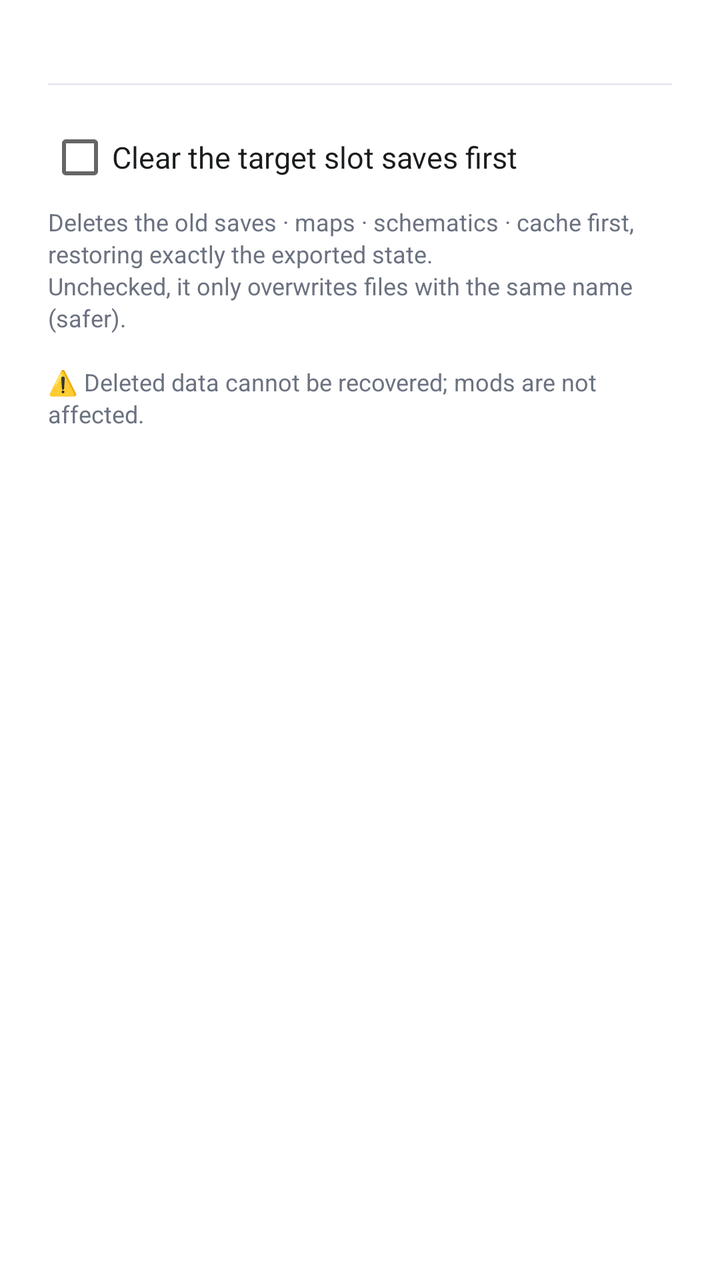
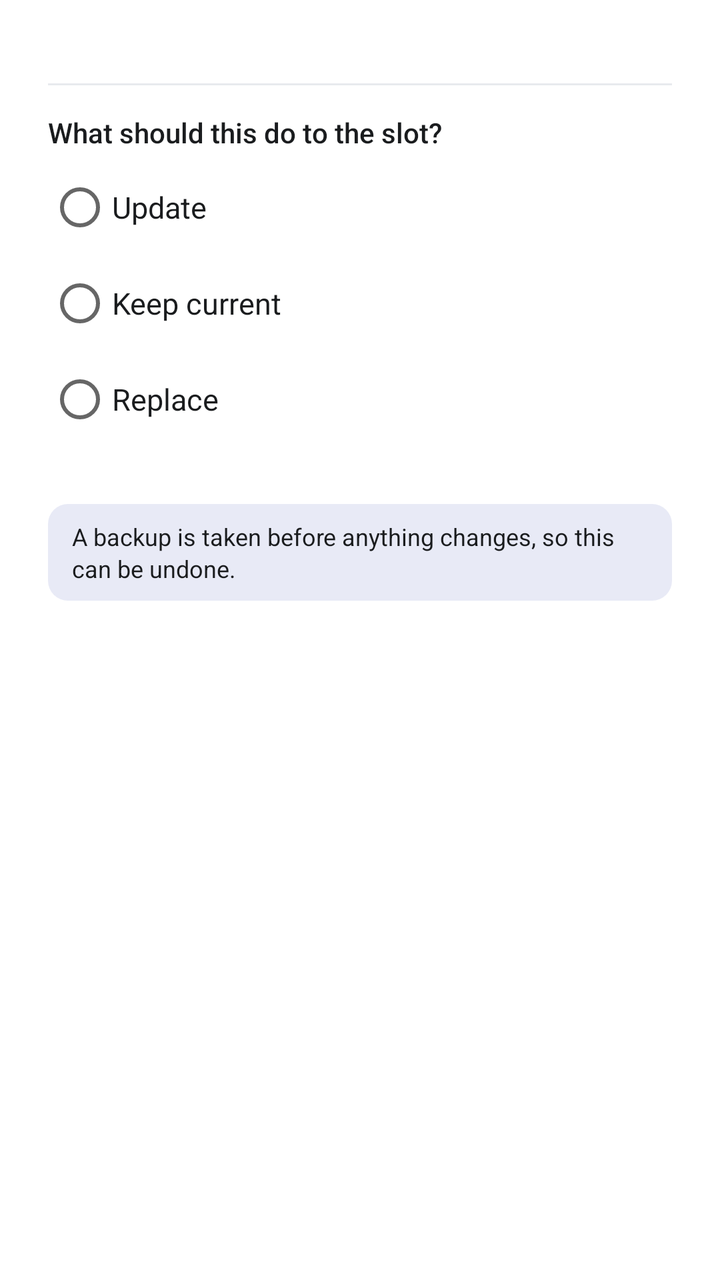

Compare the two renders of this Android layout. The source of the first and the diff that turns it into the second are given below.
<!-- AndroidManifest.xml: fallback theme Theme.MaterialComponents.DayNight.NoActionBar -->
<!-- res/layout/dialog_zip_import.xml -->
<?xml version="1.0" encoding="utf-8"?>
<ScrollView xmlns:android="http://schemas.android.com/apk/res/android"
    android:layout_width="match_parent"
    android:layout_height="wrap_content"
    android:scrollbars="vertical">

    <LinearLayout
        android:layout_width="match_parent"
        android:layout_height="wrap_content"
        android:orientation="vertical"
        android:paddingStart="24dp"
        android:paddingEnd="24dp"
        android:paddingTop="8dp"
        android:paddingBottom="8dp">

        
        <TextView
            android:id="@+id/zip_list"
            android:layout_width="match_parent"
            android:layout_height="wrap_content"
            android:textColor="@color/fg"
            android:textSize="13sp"
            android:lineSpacingExtra="4dp" />

        
        <TextView
            android:id="@+id/zip_warn"
            android:layout_width="match_parent"
            android:layout_height="wrap_content"
            android:layout_marginTop="10dp"
            android:background="@drawable/pol_live_bg"
            android:paddingStart="12dp"
            android:paddingEnd="12dp"
            android:paddingTop="10dp"
            android:paddingBottom="10dp"
            android:textColor="@color/fg"
            android:textSize="12sp"
            android:lineSpacingExtra="2dp"
            android:visibility="gone" />

        <View
            android:layout_width="match_parent"
            android:layout_height="1dp"
            android:layout_marginTop="16dp"
            android:background="@color/divider" />

        <CheckBox
            android:id="@+id/zip_wipe"
            android:layout_width="match_parent"
            android:layout_height="wrap_content"
            android:layout_marginTop="12dp"
            android:text="@string/zip_wipe_label"
            android:textColor="@color/fg"
            android:textSize="15sp" />

        <TextView
            android:layout_width="match_parent"
            android:layout_height="wrap_content"
            android:text="@string/zip_wipe_hint"
            android:textColor="@color/fg_muted"
            android:textSize="12sp"
            android:lineSpacingExtra="2dp" />
    </LinearLayout>
</ScrollView>
<!-- resources referenced by this layout -->
<resources>
  <color name="divider">#FFE8EAEE</color>
  <color name="fg">#FF1A1C1E</color>
  <color name="fg_muted">#FF6B7280</color>
  <!-- drawable pol_live_bg (drawable) -->
  <?xml version="1.0" encoding="utf-8"?>
  <shape xmlns:android="http://schemas.android.com/apk/res/android"
      android:shape="rectangle">
      <solid android:color="@color/accent_soft" />
      <corners android:radius="10dp" />
  </shape>
  <string name="zip_wipe_hint">Deletes the old saves · maps · schematics · cache first, restoring exactly the exported state.\nUnchecked, it only overwrites files with the same name (safer).\n\n⚠️ Deleted data cannot be recovered; mods are not affected.</string>
  <string name="zip_wipe_label">Clear the target slot saves first</string>
  <color name="accent_soft">#FFE8EAF6</color>
</resources>

<!-- the commit's change to res/layout/dialog_zip_import.xml (unified diff, before → after) -->
@@ -44,21 +44,83 @@
             android:layout_marginTop="16dp"
             android:background="@color/divider" />
 
-        <CheckBox
-            android:id="@+id/zip_wipe"
+        
+        <include
+            android:id="@+id/zip_mode"
+            layout="@layout/dialog_slot_mode"
+            android:layout_width="match_parent"
+            android:layout_height="wrap_content" />
+    </LinearLayout>
+</ScrollView>
+<!-- res/layout/dialog_slot_mode.xml (included above) -->
+<?xml version="1.0" encoding="utf-8"?>
+<LinearLayout xmlns:android="http://schemas.android.com/apk/res/android"
+    android:layout_width="match_parent"
+    android:layout_height="wrap_content"
+    android:orientation="vertical">
+
+    <TextView
+        android:layout_width="match_parent"
+        android:layout_height="wrap_content"
+        android:layout_marginTop="14dp"
+        android:text="@string/slot_mode_title"
+        android:textColor="@color/fg"
+        android:textSize="14sp"
+        android:fontFamily="sans-serif-medium" />
+
+    <RadioGroup
+        android:id="@+id/slot_mode_group"
+        android:layout_width="match_parent"
+        android:layout_height="wrap_content"
+        android:layout_marginTop="4dp"
+        android:orientation="vertical">
+
+        <RadioButton
+            android:id="@+id/slot_mode_update"
             android:layout_width="match_parent"
             android:layout_height="wrap_content"
-            android:layout_marginTop="12dp"
-            android:text="@string/zip_wipe_label"
+            android:text="@string/slot_mode_update"
             android:textColor="@color/fg"
             android:textSize="15sp" />
 
-        <TextView
+        <RadioButton
+            android:id="@+id/slot_mode_keep"
             android:layout_width="match_parent"
             android:layout_height="wrap_content"
-            android:text="@string/zip_wipe_hint"
-            android:textColor="@color/fg_muted"
-            android:textSize="12sp"
-            android:lineSpacingExtra="2dp" />
-    </LinearLayout>
-</ScrollView>
+            android:text="@string/slot_mode_keep"
+            android:textColor="@color/fg"
+            android:textSize="15sp" />
+
+        <RadioButton
+            android:id="@+id/slot_mode_replace"
+            android:layout_width="match_parent"
+            android:layout_height="wrap_content"
+            android:text="@string/slot_mode_replace"
+            android:textColor="@color/fg"
+            android:textSize="15sp" />
+    </RadioGroup>
+
+    <TextView
+        android:id="@+id/slot_mode_hint"
+        android:layout_width="match_parent"
+        android:layout_height="wrap_content"
+        android:layout_marginTop="2dp"
+        android:lineSpacingExtra="2dp"
+        android:textColor="@color/fg_muted"
+        android:textSize="12sp" />
+
+    
+    <TextView
+        android:layout_width="match_parent"
+        android:layout_height="wrap_content"
+        android:layout_marginTop="10dp"
+        android:background="@drawable/pol_live_bg"
+        android:paddingStart="12dp"
+        android:paddingEnd="12dp"
+        android:paddingTop="8dp"
+        android:paddingBottom="8dp"
+        android:lineSpacingExtra="2dp"
+        android:text="@string/slot_mode_autobak_note"
+        android:textColor="@color/fg"
+        android:textSize="12sp" />
+</LinearLayout>
<!-- resource entries referenced after the edit -->
@@ -10,8 +10,11 @@
       <solid android:color="@color/accent_soft" />
       <corners android:radius="10dp" />
   </shape>
-  <string name="zip_wipe_hint">Deletes the old saves · maps · schematics · cache first, restoring exactly the exported state.\nUnchecked, it only overwrites files with the same name (safer).\n\n⚠️ Deleted data cannot be recovered; mods are not affected.</string>
-  <string name="zip_wipe_label">Clear the target slot saves first</string>
+  <string name="slot_mode_autobak_note">A backup is taken before anything changes, so this can be undone.</string>
+  <string name="slot_mode_keep">Keep current</string>
+  <string name="slot_mode_replace">Replace</string>
+  <string name="slot_mode_title">What should this do to the slot?</string>
+  <string name="slot_mode_update">Update</string>
   <color name="accent_soft">#FFE8EAF6</color>
 </resources>
 
